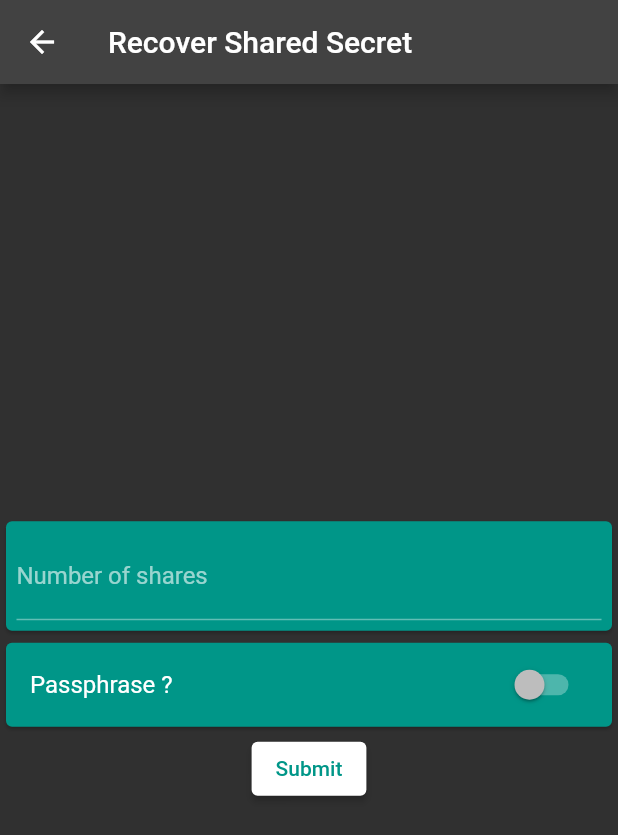
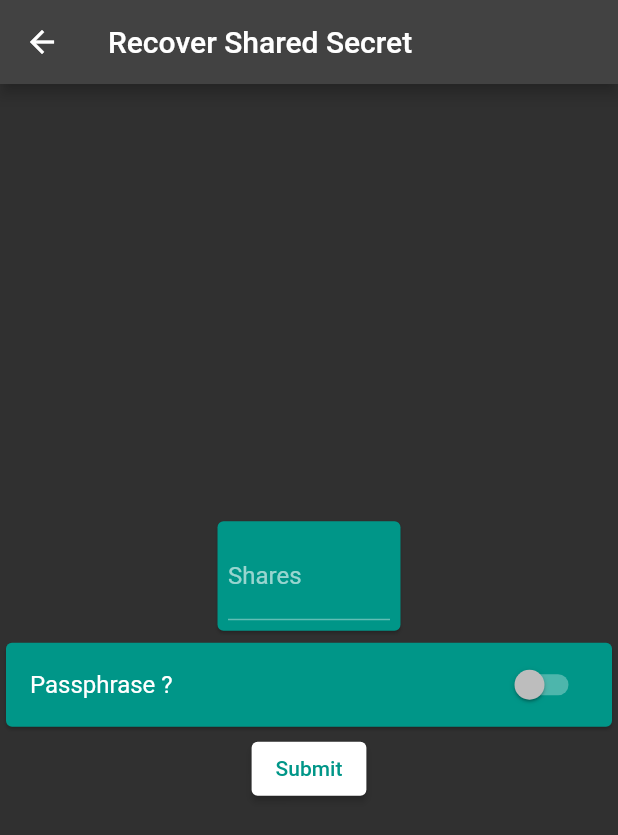
Before and after one commit to ethicnology/subterfuge, a Flutter app: the RecoverSecretScreen screen opened directly, on a phone screen of 412 x 824 dp. Shown: the top 835 px of the screen. Run offline on Flutter 3.47's test engine with Material 2 defaults, Android fonts, the phone set to English and light mode, and no system bars; our stand-ins replace convert; missing offline and left inert: slip39.

Commit message:
refactor: Padding + Shares validator

```diff
--- a/lib/screen/recover_secret.dart
+++ b/lib/screen/recover_secret.dart
@@ -27,7 +27,9 @@ class _RecoverSecretScreenState extends State<RecoverSecretScreen> {
                     width: 500,
                     child: SingleChildScrollView(
                         child: Column(children: [
-                      Card(
+                      SizedBox(
+                          width: 130,
+                          child: Card(
                               color: Colors.teal,
                               child: Padding(
                                 padding: const EdgeInsets.all(7),
@@ -35,7 +37,7 @@ class _RecoverSecretScreenState extends State<RecoverSecretScreen> {
                                   keyboardType: TextInputType.number,
                                   decoration: const InputDecoration(
                                     border: UnderlineInputBorder(),
-                                labelText: 'Number of shares',
+                                    labelText: 'Shares',
                                   ),
                                   validator: (value) {
                                     if (value == null ||
@@ -54,7 +56,7 @@ class _RecoverSecretScreenState extends State<RecoverSecretScreen> {
                                     });
                                   },
                                 ),
-                          )),
+                              ))),
                       Card(
                           color: Colors.teal,
                           child: Column(children: [
@@ -98,6 +100,12 @@ class _RecoverSecretScreenState extends State<RecoverSecretScreen> {
                                     onChanged: (String value) {
                                       shares[i] = value;
                                     },
+                                    validator: (value) {
+                                      if (value == null || value.isEmpty) {
+                                        return 'Fill with a sentence';
+                                      }
+                                      return null;
+                                    },
                                   ))),
                       ElevatedButton(
                         style: ElevatedButton.styleFrom(
```
Lines whose indentation alone changed are shown as unchanged.
